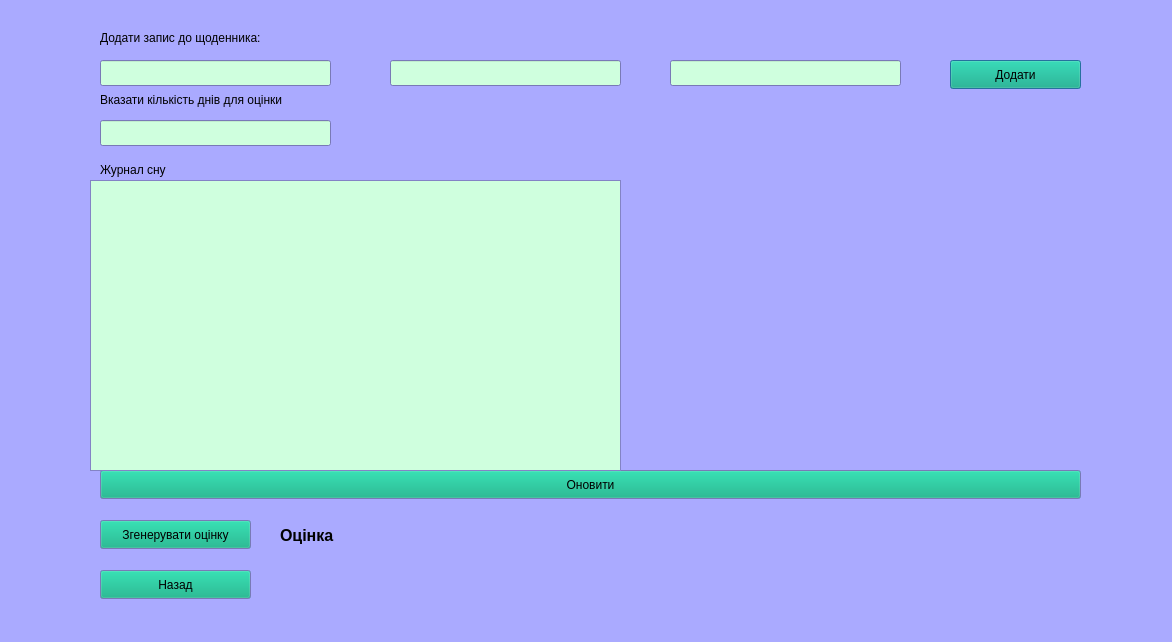
Stalkeroid13/Health_statistic, file dreamform.ui: the form before one commit.
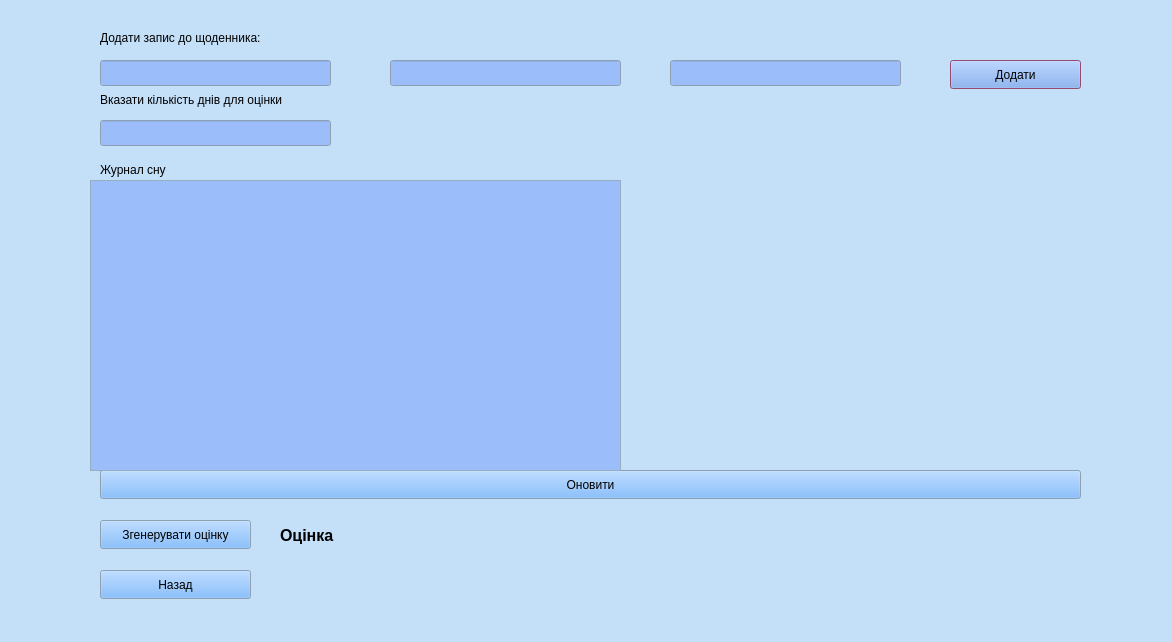
The form after the commit. Icons and pictures are not drawn.

```diff
--- a/dreamform.ui
+++ b/dreamform.ui
@@ -22,36 +22,81 @@
      <colorrole role="Button">
       <brush brushstyle="SolidPattern">
        <color alpha="255">
-        <red>0</red>
+        <red>103</red>
         <green>170</green>
-        <blue>127</blue>
+        <blue>249</blue>
        </color>
       </brush>
      </colorrole>
-     <colorrole role="Mid">
+     <colorrole role="BrightText">
       <brush brushstyle="SolidPattern">
        <color alpha="255">
         <red>0</red>
-        <green>170</green>
-        <blue>127</blue>
+        <green>0</green>
+        <blue>0</blue>
        </color>
       </brush>
      </colorrole>
      <colorrole role="Base">
       <brush brushstyle="SolidPattern">
        <color alpha="255">
-        <red>207</red>
-        <green>255</green>
-        <blue>222</blue>
+        <red>155</red>
+        <green>189</green>
+        <blue>249</blue>
        </color>
       </brush>
      </colorrole>
      <colorrole role="Window">
       <brush brushstyle="SolidPattern">
        <color alpha="255">
-        <red>170</red>
-        <green>170</green>
-        <blue>255</blue>
+        <red>196</red>
+        <green>224</green>
+        <blue>249</blue>
+       </color>
+      </brush>
+     </colorrole>
+     <colorrole role="Highlight">
+      <brush brushstyle="SolidPattern">
+       <color alpha="255">
+        <red>185</red>
+        <green>95</green>
+        <blue>137</blue>
+       </color>
+      </brush>
+     </colorrole>
+     <colorrole role="Link">
+      <brush brushstyle="SolidPattern">
+       <color alpha="255">
+        <red>46</red>
+        <green>192</green>
+        <blue>249</blue>
+       </color>
+      </brush>
+     </colorrole>
+     <colorrole role="LinkVisited">
+      <brush brushstyle="SolidPattern">
+       <color alpha="255">
+        <red>31</red>
+        <green>131</green>
+        <blue>168</blue>
+       </color>
+      </brush>
+     </colorrole>
+     <colorrole role="AlternateBase">
+      <brush brushstyle="SolidPattern">
+       <color alpha="255">
+        <red>196</red>
+        <green>224</green>
+        <blue>249</blue>
+       </color>
+      </brush>
+     </colorrole>
+     <colorrole role="Accent">
+      <brush brushstyle="SolidPattern">
+       <color alpha="255">
+        <red>128</red>
+        <green>128</green>
+        <blue>128</blue>
        </color>
       </brush>
      </colorrole>
@@ -60,36 +105,81 @@
      <colorrole role="Button">
       <brush brushstyle="SolidPattern">
        <color alpha="255">
-        <red>0</red>
+        <red>103</red>
         <green>170</green>
-        <blue>127</blue>
+        <blue>249</blue>
        </color>
       </brush>
      </colorrole>
-     <colorrole role="Mid">
+     <colorrole role="BrightText">
       <brush brushstyle="SolidPattern">
        <color alpha="255">
         <red>0</red>
-        <green>170</green>
-        <blue>127</blue>
+        <green>0</green>
+        <blue>0</blue>
        </color>
       </brush>
      </colorrole>
      <colorrole role="Base">
       <brush brushstyle="SolidPattern">
        <color alpha="255">
-        <red>207</red>
-        <green>255</green>
-        <blue>222</blue>
+        <red>155</red>
+        <green>189</green>
+        <blue>249</blue>
        </color>
       </brush>
      </colorrole>
      <colorrole role="Window">
       <brush brushstyle="SolidPattern">
        <color alpha="255">
-        <red>170</red>
-        <green>170</green>
-        <blue>255</blue>
+        <red>196</red>
+        <green>224</green>
+        <blue>249</blue>
+       </color>
+      </brush>
+     </colorrole>
+     <colorrole role="Highlight">
+      <brush brushstyle="SolidPattern">
+       <color alpha="255">
+        <red>185</red>
+        <green>95</green>
+        <blue>137</blue>
+       </color>
+      </brush>
+     </colorrole>
+     <colorrole role="Link">
+      <brush brushstyle="SolidPattern">
+       <color alpha="255">
+        <red>46</red>
+        <green>192</green>
+        <blue>249</blue>
+       </color>
+      </brush>
+     </colorrole>
+     <colorrole role="LinkVisited">
+      <brush brushstyle="SolidPattern">
+       <color alpha="255">
+        <red>31</red>
+        <green>131</green>
+        <blue>168</blue>
+       </color>
+      </brush>
+     </colorrole>
+     <colorrole role="AlternateBase">
+      <brush brushstyle="SolidPattern">
+       <color alpha="255">
+        <red>196</red>
+        <green>224</green>
+        <blue>249</blue>
+       </color>
+      </brush>
+     </colorrole>
+     <colorrole role="Accent">
+      <brush brushstyle="SolidPattern">
+       <color alpha="255">
+        <red>128</red>
+        <green>128</green>
+        <blue>128</blue>
        </color>
       </brush>
      </colorrole>
@@ -98,36 +188,72 @@
      <colorrole role="Button">
       <brush brushstyle="SolidPattern">
        <color alpha="255">
-        <red>0</red>
+        <red>103</red>
         <green>170</green>
-        <blue>127</blue>
+        <blue>249</blue>
        </color>
       </brush>
      </colorrole>
-     <colorrole role="Mid">
+     <colorrole role="BrightText">
       <brush brushstyle="SolidPattern">
        <color alpha="255">
         <red>0</red>
-        <green>170</green>
-        <blue>127</blue>
+        <green>0</green>
+        <blue>0</blue>
        </color>
       </brush>
      </colorrole>
      <colorrole role="Base">
       <brush brushstyle="SolidPattern">
        <color alpha="255">
-        <red>170</red>
-        <green>170</green>
-        <blue>255</blue>
+        <red>196</red>
+        <green>224</green>
+        <blue>249</blue>
        </color>
       </brush>
      </colorrole>
      <colorrole role="Window">
       <brush brushstyle="SolidPattern">
        <color alpha="255">
-        <red>170</red>
-        <green>170</green>
-        <blue>255</blue>
+        <red>196</red>
+        <green>224</green>
+        <blue>249</blue>
+       </color>
+      </brush>
+     </colorrole>
+     <colorrole role="Link">
+      <brush brushstyle="SolidPattern">
+       <color alpha="255">
+        <red>46</red>
+        <green>192</green>
+        <blue>249</blue>
+       </color>
+      </brush>
+     </colorrole>
+     <colorrole role="LinkVisited">
+      <brush brushstyle="SolidPattern">
+       <color alpha="255">
+        <red>31</red>
+        <green>131</green>
+        <blue>168</blue>
+       </color>
+      </brush>
+     </colorrole>
+     <colorrole role="AlternateBase">
+      <brush brushstyle="SolidPattern">
+       <color alpha="255">
+        <red>196</red>
+        <green>224</green>
+        <blue>249</blue>
+       </color>
+      </brush>
+     </colorrole>
+     <colorrole role="Accent">
+      <brush brushstyle="SolidPattern">
+       <color alpha="255">
+        <red>128</red>
+        <green>128</green>
+        <blue>128</blue>
        </color>
       </brush>
      </colorrole>
```
